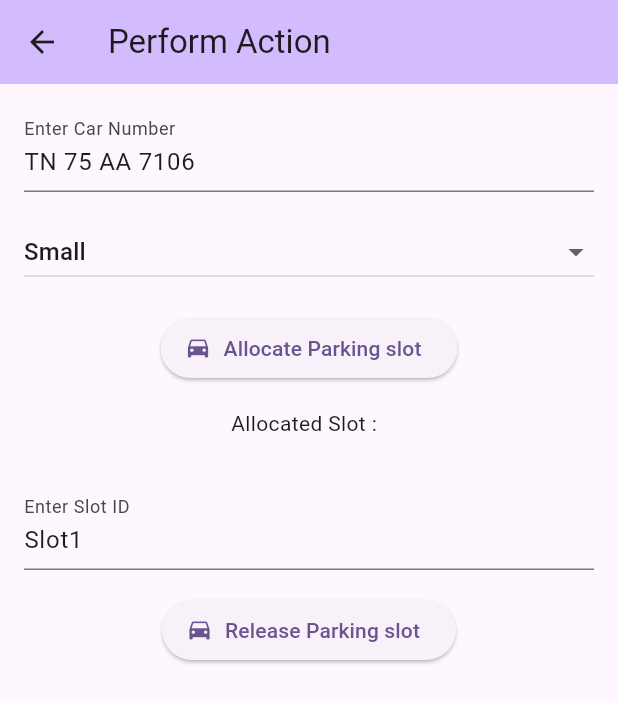
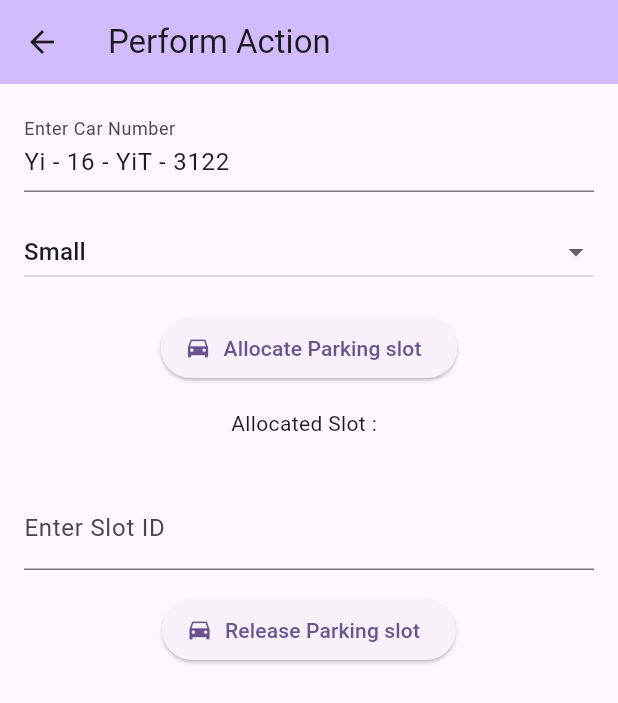
Before and after one commit to sangatDvikram/parkinglot-assignment, a Flutter app: the screen it shows after launch, after a tap on the "arrow forward" icon, on a phone screen of 412 x 824 dp. Shown: the top 703 px of the screen. Run offline on Flutter 3.47's test engine with Material 2 defaults, Android fonts, the phone set to English and light mode, and no system bars; missing offline and left inert: lodash_flutter; network calls fail.

Commit message:
Removed unreachable code and modified logging

```diff
--- a/packages/client/lib/main.dart
+++ b/packages/client/lib/main.dart
@@ -1,10 +1,7 @@
 import 'dart:convert';
 import 'dart:core';
 import 'dart:developer';
-import 'package:client/pages/parkingAllotmentScreen.dart';
-import 'package:client/pages/parkingSceen.dart';
-import 'package:client/pages/releaseParkingAllotmentSceen.dart';
-import 'package:client/pages/storeSelectionSceen.dart';
+import 'package:client/pages/parking_sceen.dart';
 import 'package:flutter/material.dart';
 import 'package:http/http.dart';
 import 'package:lodash_flutter/lodash_flutter.dart';
@@ -34,12 +31,9 @@ class MyApp extends StatelessWidget {
   @override
   Widget build(BuildContext context) {
     return MaterialApp(
-      title: 'Flutter Demo',
+      title: 'Parking Application',
       routes: {
-        '/store': (context) => StoreSelectionScreen(),
-        '/parking': (context) => ParkingScreen(),
-        '/parking_allotment': (context) => ParkingAllotmentScreen(),
-        '/parking_release': (context) => ReleaseParkingAllotmentScreen(),
+        '/parking': (context) => const ParkingScreen(),
       },
       theme: ThemeData(
         // This is the theme of your application.
@@ -84,48 +78,39 @@ class MyHomePage extends StatefulWidget {
 }
 
 class _MyHomePageState extends State<MyHomePage> {
-  int _counter = 0;
   List<DropdownMenuItem<dynamic>> storeNames = [];
   String selectedStore = '';
   @override
   void initState() {
     super.initState();
-    _getStoreNames();
+    _getStoreNames(context);
   }
 
-  void _incrementCounter() {
-    setState(() {
-      // This call to setState tells the Flutter framework that something has
-      // changed in this State, which causes it to rerun the build method below
-      // so that the display can reflect the updated values. If we changed
-      // _counter without calling setState(), then the build method would not be
-      // called again, and so nothing would appear to happen.
-      _counter++;
-    });
-  }
-
-  void _getStoreNames() async {
+  void _getStoreNames(BuildContext context) async {
     var response = await get(Uri.http('10.0.2.2:3000', 'store'));
     List<DropdownMenuItem<dynamic>> storeNamesLocal = [];
+    if (!context.mounted) return;
     if (response.statusCode == 200) {
-      print(response.body);
-    } else {
-      print('A network error occurred');
-    }
       var json = jsonDecode(response.body);
       log(json.toString());
       var store = Store.fromJson(json);
       var firstElement = LodashFlutter.first(store.data);
-    store.data.forEach((element) {
+      for (var element in store.data) {
         storeNamesLocal.add(DropdownMenuItem(
+          value: element['storeId'],
           child: Text(element['name']),
-        value: element['storeId'],
         ));
-    });
+      }
+
       setState(() {
         selectedStore = firstElement['storeId'];
         storeNames = storeNamesLocal;
       });
+    } else {
+      log(response.body.toString());
+      ScaffoldMessenger.of(context).showSnackBar(
+          const SnackBar(content: Text("Getting store details failed")));
+    }
   }
 
   void _dropDownSelected(dynamic? selectedValue) {
@@ -136,6 +121,7 @@ class _MyHomePageState extends State<MyHomePage> {
       });
     }
   }
+
   void _moveToParkingScreen() {
     const routeName = '/parking';
     Navigator.pushNamed(
--- a/packages/client/lib/pages/parkingSceen.dart
+++ b/packages/client/lib/pages/parking_sceen.dart
@@ -1,6 +1,7 @@
 import 'dart:convert';
 import 'dart:developer';
 
+import 'package:client/utils/car_number.dart';
 import 'package:flutter/material.dart';
 import 'package:http/http.dart';
 
@@ -26,12 +27,13 @@ class ParkingScreen extends StatefulWidget {
 }
 
 class _ParkingScreenState extends State<ParkingScreen> {
-  final carNumberController = TextEditingController(text: 'TN 75 AA 7106');
-  final slotIdController = TextEditingController(text: 'Slot1');
+  final carNumberController = TextEditingController(text: generateCarNumber());
+  final slotIdController = TextEditingController(text: '');
   var selectedSize = 'SMALL';
   var allocatedSlot = '';
   var allocating = false;
   var releasing = false;
+
   void _dropDownSelected(dynamic? selectedValue) {
     log(selectedValue.toString());
     if (selectedValue is String) {
@@ -51,12 +53,25 @@ class _ParkingScreenState extends State<ParkingScreen> {
           Uri.http(
               '10.0.2.2:3000', 'parking/$selectedStore/allocate-parking-slot'),
           body: {"carNumber": carNumberController.text, "size": selectedSize});
+      if (response.statusCode == 201) {
         var json = jsonDecode(response.body);
         var slot = ParkingSlot.fromJson(json);
         setState(() {
           allocatedSlot = slot.slot;
           allocating = false;
         });
+        carNumberController.text = generateCarNumber();
+        slotIdController.text = slot.slot;
+      } else {
+        log(response.statusCode.toString());
+        log(response.body.toString());
+        setState(() {
+          allocating = false;
+        });
+        if (!context.mounted) return;
+        ScaffoldMessenger.of(context).showSnackBar(
+            const SnackBar(content: Text('Slot assignment failed')));
+      }
     } catch (e) {
       log(e.toString());
       setState(() {
@@ -73,12 +88,17 @@ class _ParkingScreenState extends State<ParkingScreen> {
     try {
       String slotID = slotIdController.text;
       var response = await put(
-          Uri.http(
-              '10.0.2.2:3000', 'parking/$selectedStore/$slotID'),
+        Uri.http('10.0.2.2:3000', 'parking/$selectedStore/$slotID'),
       );
       if (response.statusCode == 200) {
+        if (!context.mounted) return;
         ScaffoldMessenger.of(context).showSnackBar(
-            SnackBar(content: Text('Slot released successfully')));
+            const SnackBar(content: Text('Slot released successfully')));
+      } else {
+        if (!context.mounted) return;
+        log(response.body.toString());
+        ScaffoldMessenger.of(context).showSnackBar(
+            const SnackBar(content: Text('Slot released failed')));
       }
       setState(() {
         releasing = false;
@@ -103,7 +123,7 @@ class _ParkingScreenState extends State<ParkingScreen> {
     return Scaffold(
       appBar: AppBar(
         backgroundColor: Theme.of(context).colorScheme.inversePrimary,
-        title: Text('Perform Action'),
+        title: const Text('Perform Action'),
       ),
       body: Center(
         child: ListView(
@@ -119,33 +139,33 @@ class _ParkingScreenState extends State<ParkingScreen> {
                       labelText: 'Enter Car Number',
                     ),
                   ),
-                  SizedBox(
+                  const SizedBox(
                     height: 16,
                   ),
                   DropdownButton(
                     items: const [
                       DropdownMenuItem(
+                        value: 'SMALL',
                         child: Text('Small'),
-                        value: 'SMALL',
                       ),
                       DropdownMenuItem(
+                        value: 'MEDIUM',
                         child: Text('Medium'),
-                        value: 'MEDIUM',
                       ),
                       DropdownMenuItem(
+                        value: 'LARGE',
                         child: Text('Large'),
-                        value: 'LARGE',
                       ),
                       DropdownMenuItem(
+                        value: 'XL',
                         child: Text('XL'),
-                        value: 'XL',
                       )
                     ],
                     onChanged: _dropDownSelected,
                     value: selectedSize,
                     isExpanded: true,
                   ),
-                  SizedBox(
+                  const SizedBox(
                     height: 16,
                   ),
                   ElevatedButton.icon(
@@ -160,8 +180,8 @@ class _ParkingScreenState extends State<ParkingScreen> {
                               ),
                             )
                           : const Icon(Icons.drive_eta),
-                      label: Text('Allocate Parking slot')),
-                  SizedBox(
+                      label: const Text('Allocate Parking slot')),
+                  const SizedBox(
                     height: 16,
                   ),
                   SelectableText('Allocated Slot : $allocatedSlot')
@@ -178,7 +198,7 @@ class _ParkingScreenState extends State<ParkingScreen> {
                         border: UnderlineInputBorder(),
                         labelText: 'Enter Slot ID',
                       )),
-                  SizedBox(
+                  const SizedBox(
                     height: 16,
                   ),
                   ElevatedButton.icon(
@@ -193,7 +213,7 @@ class _ParkingScreenState extends State<ParkingScreen> {
                               ),
                             )
                           : const Icon(Icons.drive_eta),
-                      label: Text('Release Parking slot')),
+                      label: const Text('Release Parking slot')),
                 ],
               ),
             )
--- /dev/null
+++ b/packages/client/lib/utils/car_number.dart
@@ -0,0 +1,16 @@
+import 'dart:math';
+
+String generateRandomString(int len) {
+  var r = Random();
+  const chars = 'AaBbCcDdEeFfGgHhIiJjKkLlMmNnOoPpQqRrSsTtUuVvWwXxYyZz';
+  return List.generate(len, (index) => chars[r.nextInt(chars.length)]).join();
+}
+
+String generateCarNumber() {
+  var rand = Random();
+  var firstLetter = generateRandomString(2);
+  var secondNumber = rand.nextInt(99);
+  var secondLetter = generateRandomString(3);
+  var lastNumber = rand.nextInt(9999);
+  return '$firstLetter - $secondNumber - $secondLetter - $lastNumber';
+}
```
Also changed, not shown: packages/client/lib/pages/parkingAllotmentScreen.dart (deleted, +0 -15 lines), packages/client/lib/pages/releaseParkingAllotmentSceen.dart (deleted, +0 -15 lines), packages/client/lib/pages/storeSelectionSceen.dart (deleted, +0 -15 lines), packages/client/lib/services/services.dart (deleted). Lines whose indentation alone changed are shown as unchanged.
